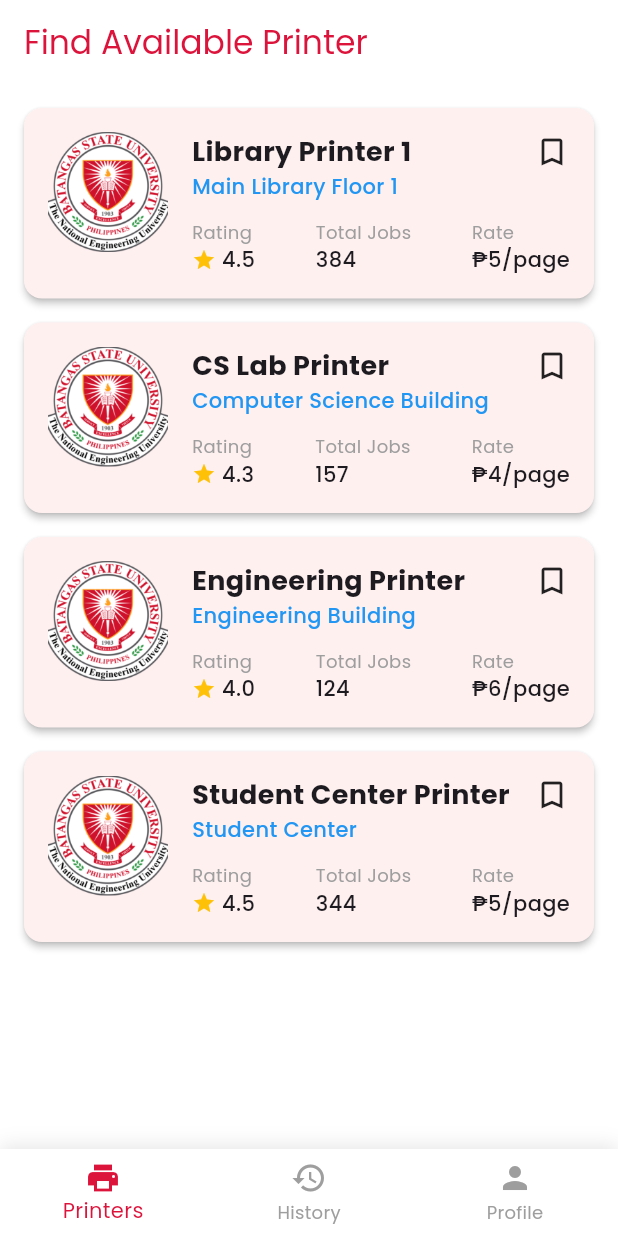
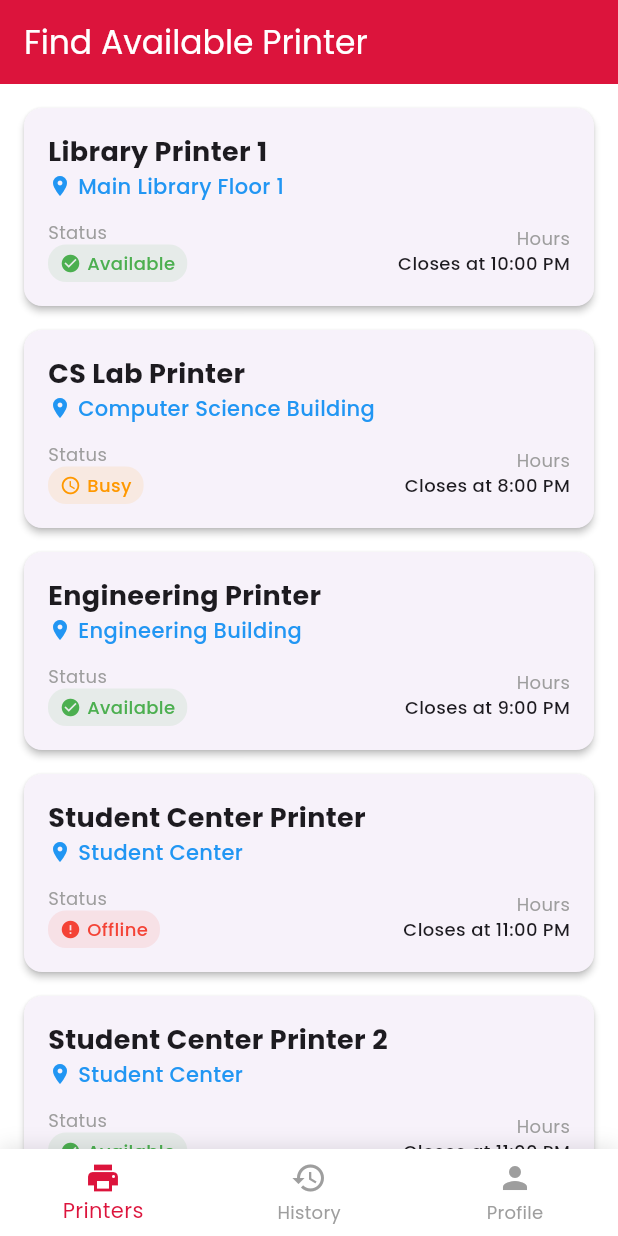
Before and after one commit to llancealog/Final_Project, a Flutter app: the MainNavigationScreen screen opened directly with empty values, on a phone screen of 412 x 824 dp. Run offline on Flutter 3.47's test engine with Material 3 defaults, Android fonts, the phone set to English and light mode, and no system bars; our stand-ins replace google_fonts.

Commit message:
Design adjustments

```diff
--- a/lib/main.dart
+++ b/lib/main.dart
@@ -16,16 +16,7 @@ class CampusPrintingApp extends StatelessWidget {
   Widget build(BuildContext context) {
     return MaterialApp(
       title: 'Campus Printing System',
-      theme: ThemeData(
-        primaryColor: const Color(0xFFDC143C), // Crimson red
-        colorScheme: ColorScheme.fromSeed(
-          seedColor: const Color(0xFFDC143C),
-          primary: const Color(0xFFDC143C),
-          secondary: const Color(0xFFDC143C),
-        ),
-        visualDensity: VisualDensity.adaptivePlatformDensity,
-        textTheme: GoogleFonts.poppinsTextTheme(Theme.of(context).textTheme),
-      ),
+      theme: ThemeData(textTheme: GoogleFonts.poppinsTextTheme()),
       home: const LoginPage(),
       debugShowCheckedModeBanner: false,
     );
@@ -55,11 +46,7 @@ class _MainNavigationScreenState extends State<MainNavigationScreen> {
       _buildProfileContent(),
     ];
 
-    _titles = [
-      'Find Available Printer',
-      'Print History',
-      'My Profile'
-    ];
+    _titles = ['Find Available Printer', 'Print History', 'My Profile'];
   }
 
   Widget _buildPrintersContent() {
@@ -85,8 +72,8 @@ class _MainNavigationScreenState extends State<MainNavigationScreen> {
     return Scaffold(
       appBar: AppBar(
         title: Text(_titles[_selectedIndex]),
-        backgroundColor: Colors.white,
-        foregroundColor: const Color(0xFFDC143C),
+        backgroundColor: const Color(0xFFDC143C),
+        foregroundColor: Colors.white,
         elevation: 0,
         automaticallyImplyLeading: false,
         actions: [
@@ -106,10 +93,7 @@ class _MainNavigationScreenState extends State<MainNavigationScreen> {
         index: _selectedIndex,
         children: [
           for (final widget in _pageWidgets)
-            Container(
-              color: Colors.white,
-              child: widget,
-            ),
+            Container(color: Colors.white, child: widget),
         ],
       ),
       bottomNavigationBar: Container(
--- a/lib/printers.dart
+++ b/lib/printers.dart
@@ -13,34 +13,44 @@ class PrintersPage extends StatelessWidget {
         _buildPrinterCard(
           name: 'Library Printer 1',
           location: 'Main Library Floor 1',
-          rating: 4.5,
-          totalJobs: 384,
-          rate: '₱5/page',
-          imageUrl: 'assets/logo.png',
+          status: 'Available',
+          closingHours: 'Closes at 10:00 PM',
         ),
         _buildPrinterCard(
           name: 'CS Lab Printer',
           location: 'Computer Science Building',
-          rating: 4.3,
-          totalJobs: 157,
-          rate: '₱4/page',
-          imageUrl: 'assets/logo.png',
+          status: 'Busy',
+          closingHours: 'Closes at 8:00 PM',
         ),
         _buildPrinterCard(
           name: 'Engineering Printer',
           location: 'Engineering Building',
-          rating: 4.0,
-          totalJobs: 124,
-          rate: '₱6/page',
-          imageUrl: 'assets/logo.png',
+          status: 'Available',
+          closingHours: 'Closes at 9:00 PM',
         ),
         _buildPrinterCard(
           name: 'Student Center Printer',
           location: 'Student Center',
-          rating: 4.5,
-          totalJobs: 344,
-          rate: '₱5/page',
-          imageUrl: 'assets/logo.png',
+          status: 'Offline',
+          closingHours: 'Closes at 11:00 PM',
+        ),
+        _buildPrinterCard(
+          name: 'Student Center Printer 2',
+          location: 'Student Center',
+          status: 'Available',
+          closingHours: 'Closes at 11:00 PM',
+        ),
+        _buildPrinterCard(
+          name: 'Student Center Printer 3',
+          location: 'Student Center',
+          status: 'Busy',
+          closingHours: 'Closes at 11:00 PM',
+        ),
+        _buildPrinterCard(
+          name: 'Student Center Printer 4',
+          location: 'Student Center',
+          status: 'Available',
+          closingHours: 'Closes at 11:00 PM',
         ),
       ],
     );
@@ -49,51 +59,26 @@ class PrintersPage extends StatelessWidget {
   Widget _buildPrinterCard({
     required String name,
     required String location,
-    required double rating,
-    required int totalJobs,
-    required String rate,
-    required String imageUrl,
+    required String status,
+    required String closingHours,
   }) {
     return Card(
       margin: const EdgeInsets.only(bottom: 16),
       elevation: 2,
-      shape: RoundedRectangleBorder(
-        borderRadius: BorderRadius.circular(12),
-      ),
+      shape: RoundedRectangleBorder(borderRadius: BorderRadius.circular(12)),
       child: Padding(
         padding: const EdgeInsets.all(16.0),
-        child: Row(
-          crossAxisAlignment: CrossAxisAlignment.start,
-          children: [
-            // Printer image
-            ClipRRect(
-              borderRadius: BorderRadius.circular(8),
-              child: Image.asset(
-                imageUrl,
-                width: 80,
-                height: 80,
-                fit: BoxFit.cover,
-              ),
-            ),
-            const SizedBox(width: 16),
-            // Printer details
-            Expanded(
         child: Column(
           crossAxisAlignment: CrossAxisAlignment.start,
           children: [
-                  Row(
-                    mainAxisAlignment: MainAxisAlignment.spaceBetween,
-                    children: [
             Text(
               name,
-                        style: const TextStyle(
-                          fontSize: 18,
-                          fontWeight: FontWeight.bold,
+              style: const TextStyle(fontSize: 18, fontWeight: FontWeight.bold),
             ),
-                      ),
-                      const Icon(Icons.bookmark_border),
-                    ],
-                  ),
+            Row(
+              children: [
+                const Icon(Icons.location_on, size: 16, color: Colors.blue),
+                const SizedBox(width: 4),
                 Text(
                   location,
                   style: const TextStyle(
@@ -102,64 +87,66 @@ class PrintersPage extends StatelessWidget {
                     fontWeight: FontWeight.w500,
                   ),
                 ),
+              ],
+            ),
             const SizedBox(height: 12),
-                  // Stats row
+            // Status and Hours row
             Row(
               mainAxisAlignment: MainAxisAlignment.spaceBetween,
               children: [
-                      // Rating
+                // Status
                 Column(
                   crossAxisAlignment: CrossAxisAlignment.start,
                   children: [
                     const Text(
-                            'Rating',
+                      'Status',
+                      style: TextStyle(fontSize: 12, color: Colors.grey),
+                    ),
+                    Container(
+                      padding: const EdgeInsets.symmetric(
+                        horizontal: 8,
+                        vertical: 4,
+                      ),
+                      decoration: BoxDecoration(
+                        color: _getStatusColor(status).withValues(alpha: 0.1),
+                        borderRadius: BorderRadius.circular(12),
+                      ),
+                      child: Row(
+                        mainAxisSize: MainAxisSize.min,
+                        children: [
+                          Icon(
+                            _getStatusIcon(status),
+                            color: _getStatusColor(status),
+                            size: 14,
+                          ),
+                          const SizedBox(width: 4),
+                          Text(
+                            status,
                             style: TextStyle(
+                              color: _getStatusColor(status),
+                              fontWeight: FontWeight.w500,
                               fontSize: 12,
-                              color: Colors.grey,
                             ),
-                          ),
-                          Row(
-                            children: [
-                              const Icon(Icons.star, color: Colors.amber, size: 16),
-                              Text(
-                                ' $rating',
-                                style: const TextStyle(fontWeight: FontWeight.w500),
                           ),
                         ],
                       ),
-                        ],
-                      ),
-                      // Total Jobs
-                      Column(
-                        crossAxisAlignment: CrossAxisAlignment.start,
-                        children: [
-                          const Text(
-                            'Total Jobs',
-                            style: TextStyle(
-                              fontSize: 12,
-                              color: Colors.grey,
-                            ),
-                          ),
-                          Text(
-                            '$totalJobs',
-                            style: const TextStyle(fontWeight: FontWeight.w500),
                     ),
                   ],
                 ),
-                      // Rate
+                // Closing Hours
                 Column(
-                        crossAxisAlignment: CrossAxisAlignment.start,
+                  crossAxisAlignment: CrossAxisAlignment.end,
                   children: [
                     const Text(
-                            'Rate',
-                            style: TextStyle(
-                              fontSize: 12,
-                              color: Colors.grey,
-                            ),
+                      'Hours',
+                      style: TextStyle(fontSize: 12, color: Colors.grey),
                     ),
                     Text(
-                            rate,
-                            style: const TextStyle(fontWeight: FontWeight.w500),
+                      closingHours,
+                      style: const TextStyle(
+                        fontWeight: FontWeight.w500,
+                        fontSize: 12,
+                      ),
                     ),
                   ],
                 ),
@@ -168,9 +155,32 @@ class PrintersPage extends StatelessWidget {
           ],
         ),
       ),
-          ],
-        ),
-      ),
     );
   }
+
+  Color _getStatusColor(String status) {
+    switch (status) {
+      case 'Available':
+        return Colors.green;
+      case 'Busy':
+        return Colors.orange;
+      case 'Offline':
+        return Colors.red;
+      default:
+        return Colors.grey;
     }
+  }
+
+  IconData _getStatusIcon(String status) {
+    switch (status) {
+      case 'Available':
+        return Icons.check_circle;
+      case 'Busy':
+        return Icons.access_time;
+      case 'Offline':
+        return Icons.error;
+      default:
+        return Icons.help;
+    }
+  }
+}
```
Lines whose indentation alone changed are shown as unchanged.
